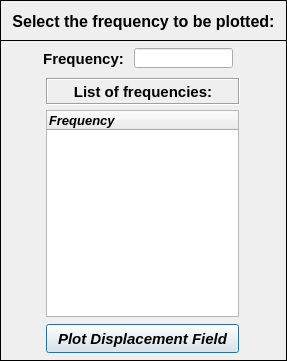
open-pulse/OpenPulse, file pulse/uix/user_input/ui/plotDisplacementFieldInput.ui: the form before one commit.
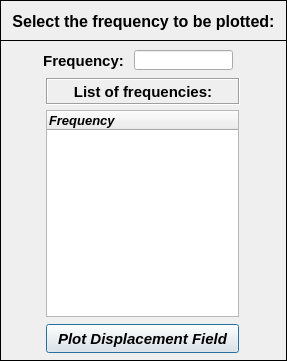
The form after the commit. Icons and pictures are not drawn.

Patch:
```diff
--- a/pulse/uix/user_input/ui/plotDisplacementFieldInput.ui
+++ b/pulse/uix/user_input/ui/plotDisplacementFieldInput.ui
@@ -200,7 +200,7 @@
      <property name="geometry">
       <rect>
        <x>36</x>
-       <y>8</y>
+       <y>10</y>
        <width>95</width>
        <height>21</height>
       </rect>
@@ -224,7 +224,7 @@
      <property name="geometry">
       <rect>
        <x>134</x>
-       <y>8</y>
+       <y>10</y>
        <width>99</width>
        <height>20</height>
       </rect>
```
